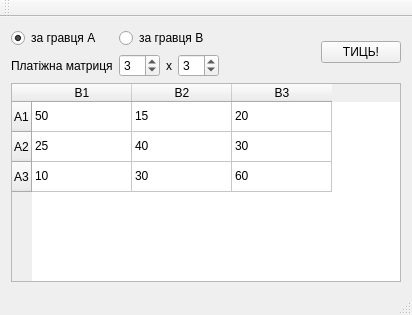
This is mainwindow.ui in aleax/matrix-game as Qt 5 draws it before an edit. The edited form follows.
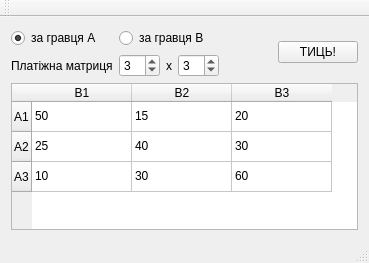
This is the edited form.

Commit message: fixing get data

Patch:
```diff
--- a/mainwindow.ui
+++ b/mainwindow.ui
@@ -6,8 +6,8 @@
    <rect>
     <x>0</x>
     <y>0</y>
-    <width>412</width>
-    <height>315</height>
+    <width>369</width>
+    <height>263</height>
    </rect>
   </property>
   <property name="windowTitle">
```
Left out of the diff: 4 changed lines with no effect on the pictures. The commit also changes 1 other file.
